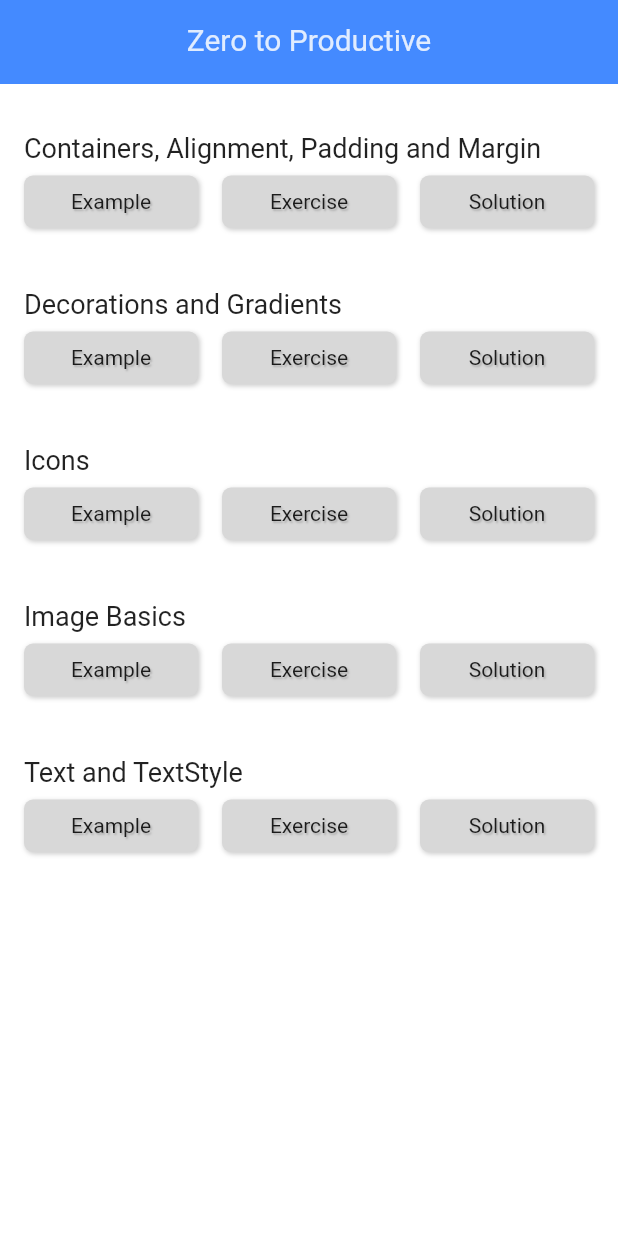
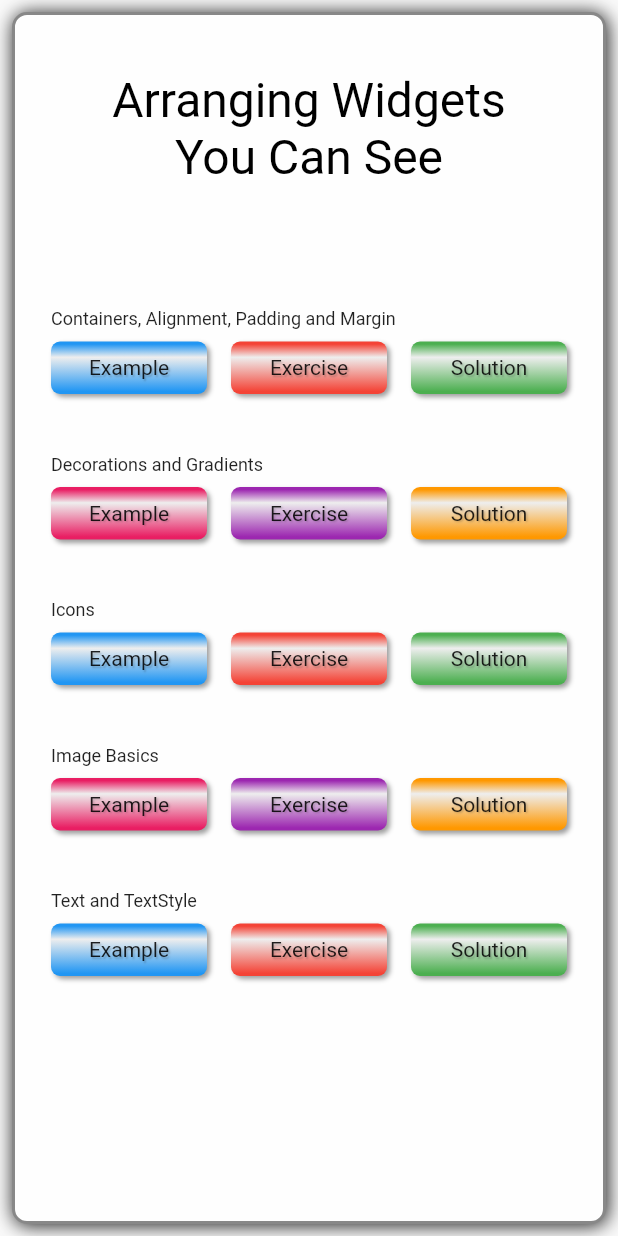
Before and after one commit to ScottS2017/Flutter_Z2P_01, a Flutter app: the screen it shows after launch, on a phone screen of 412 x 824 dp. Run offline on Flutter 3.47's test engine with Material 2 defaults, Android fonts, the light colour scheme and no system bars; Roboto replaces fonts that are missing (Sk-Modernist).

Commit message:
Colors added to buttons. Splash screen added. Welcome screen now has elevated platform.

```diff
--- a/lib/app_launch/welcome.dart
+++ b/lib/app_launch/welcome.dart
@@ -1,5 +1,8 @@
+import 'dart:async';
+
 import 'package:flutter/material.dart';
-import 'package:o1_widgets_you_can_see/infrastructure/app_textstyles.dart';
+import 'package:o1_widgets_you_can_see/infrastructure/app_colors.dart';
+import 'package:o1_widgets_you_can_see/infrastructure/app_images.dart';
 import 'package:o1_widgets_you_can_see/infrastructure/button_section.dart';
 
 import '../z2p_01/containers/example/containers.dart';
@@ -18,7 +21,7 @@ import '../z2p_01/icons/example/icon_examples.dart';
 import '../z2p_01/icons/exercise/icon_exercises.dart';
 import '../z2p_01/icons/solution/icon_solution.dart';
 
-class Welcome extends StatelessWidget {
+class Welcome extends StatefulWidget {
   const Welcome({
     Key? key,
     required this.title,
@@ -29,20 +32,86 @@ class Welcome extends StatelessWidget {
   static const Widget divider__________________________ = SizedBox(height: 40);
 
   @override
+  _WelcomeState createState() => _WelcomeState();
+}
+
+class _WelcomeState extends State<Welcome> {
+  bool _splashScreenIsOnstage = true;
+  bool _startFade = false;
+
+  @override
+  void initState() {
+    super.initState();
+    fadeTimer();
+    offstageTimer();
+  }
+
+  Future<Timer> fadeTimer() async {
+    return Timer(
+      const Duration(milliseconds: 1500),
+      () => setState(
+        () {
+          _startFade = true;
+        },
+      ),
+    );
+  }
+
+  Future<Timer> offstageTimer() async {
+    return Timer(
+      const Duration(seconds: 5),
+      () => setState(
+        () {
+          _splashScreenIsOnstage = false;
+        },
+      ),
+    );
+  }
+
+  @override
   Widget build(BuildContext context) {
-    return Scaffold(
-      appBar: AppBar(
-        title: Text(
-          title,
-          style: AppTextStyles.appBarTextStyle,
+    return Material(
+      child: SafeArea(
+        child: Stack(
+          children: <Widget>[
+            Center(
+              child: SizedBox.expand(
+                child: Container(
+                  padding: const EdgeInsets.symmetric(horizontal: 24),
+                  margin: const EdgeInsets.all(8),
+                  decoration: BoxDecoration(
+                    color: const Color(0xFFFEFEFE),
+                    border: Border.all(
+                      style: BorderStyle.solid,
+                      width: 2,
+                      color: const Color(0xFF888888),
+                    ),
+                    borderRadius: BorderRadius.circular(10),
+                    boxShadow: [
+                      BoxShadow(
+                        color: Colors.black87,
+                        blurRadius: 10,
+                        offset: Offset(1, 1),
+                      ),
+                    ],
+                  ),
+                  child: Column(
+                    children: [
+                      const Text(
+                        '\nArranging Widgets\nYou Can See',
+                        semanticsLabel: 'Arranging Widgets You Can See',
+                        textAlign: TextAlign.center,
+                        style: TextStyle(
+                          fontSize: 32,
+                          color: Colors.black,
                         ),
                       ),
-      body: Padding(
-        padding: const EdgeInsets.symmetric(vertical: 32.0, horizontal: 16),
-        child: Column(
-          children: [
+                      const Spacer(),
                       ButtonSection(
                         label: 'Containers, Alignment, Padding and Margin',
+                        color1: Colors.blue,
+                        color2: Colors.red,
+                        color3: Colors.green,
                         callback1: () => Navigator.push<Route>(
                           context,
                           MaterialPageRoute(
@@ -77,9 +146,12 @@ class Welcome extends StatelessWidget {
                           ),
                         ),
                       ),
-            divider__________________________,
+                      Welcome.divider__________________________,
                       ButtonSection(
                         label: 'Decorations and Gradients',
+                        color1: Colors.pink,
+                        color2: Colors.purple,
+                        color3: Colors.orange,
                         callback1: () => Navigator.push<Route>(
                           context,
                           MaterialPageRoute(
@@ -89,7 +161,8 @@ class Welcome extends StatelessWidget {
                         callback2: () => Navigator.push<Route>(
                           context,
                           MaterialPageRoute(
-                  builder: (context) => const BoxDecorationExercises(),
+                            builder: (context) =>
+                                const BoxDecorationExercises(),
                           ),
                         ),
                         callback3: () => Navigator.push<Route>(
@@ -99,9 +172,12 @@ class Welcome extends StatelessWidget {
                           ),
                         ),
                       ),
-            divider__________________________,
+                      Welcome.divider__________________________,
                       ButtonSection(
                         label: 'Icons',
+                        color1: Colors.blue,
+                        color2: Colors.red,
+                        color3: Colors.green,
                         callback1: () => Navigator.push<Route>(
                           context,
                           MaterialPageRoute(
@@ -121,9 +197,12 @@ class Welcome extends StatelessWidget {
                           ),
                         ),
                       ),
-            divider__________________________,
+                      Welcome.divider__________________________,
                       ButtonSection(
                         label: 'Image Basics',
+                        color1: Colors.pink,
+                        color2: Colors.purple,
+                        color3: Colors.orange,
                         callback1: () => Navigator.push<Route>(
                           context,
                           MaterialPageRoute(
@@ -143,9 +222,12 @@ class Welcome extends StatelessWidget {
                           ),
                         ),
                       ),
-            divider__________________________,
+                      Welcome.divider__________________________,
                       ButtonSection(
                         label: 'Text and TextStyle',
+                        color1: Colors.blue,
+                        color2: Colors.red,
+                        color3: Colors.green,
                         callback1: () => Navigator.push<Route>(
                           context,
                           MaterialPageRoute(
@@ -165,6 +247,54 @@ class Welcome extends StatelessWidget {
                           ),
                         ),
                       ),
+                      const Spacer(
+                        flex: 2,
+                      ),
+                    ],
+                  ),
+                ),
+              ),
+            ),
+            Positioned(
+              top: _splashScreenIsOnstage == true
+                  ? 0
+                  : MediaQuery.of(context).size.height,
+              child: AnimatedOpacity(
+                opacity: _startFade == true ? 0 : 1.0,
+                curve: Curves.easeInToLinear,
+                duration: const Duration(milliseconds: 2000),
+                child: Container(
+                  height: MediaQuery.of(context).size.height,
+                  width: MediaQuery.of(context).size.width,
+                  color: AppColors.blackTextColor,
+                  child: Column(
+                    children: <Widget>[
+                      const Spacer(
+                        flex: 35,
+                      ),
+                      const Text(
+                        'Z2P',
+                        style: TextStyle(
+                          color: Color(0xDDFFFFFF),
+                          fontSize: 140,
+                          fontStyle: FontStyle.italic,
+                        ),
+                      ),
+                      const Spacer(
+                        flex: 1,
+                      ),
+                      Image.asset(
+                        AppImages.flutterLogo,
+                        semanticLabel: 'Flutter, zero to productive',
+                      ),
+                      const Spacer(
+                        flex: 64,
+                      ),
+                    ],
+                  ),
+                ),
+              ),
+            ),
           ],
         ),
       ),
--- a/lib/infrastructure/app_vectors.dart
+++ b/lib/infrastructure/app_vectors.dart
@@ -1,3 +1,3 @@
 class AppVectors {
-  final String mySVG = 'PathToYourSVG/YourImage.svg';
+  // final String sampleSvgString = 'assets/vectors/yourSvg.svg';
 }
--- a/lib/infrastructure/button_section.dart
+++ b/lib/infrastructure/button_section.dart
@@ -7,10 +7,16 @@ class ButtonSection extends StatelessWidget {
     required this.callback1,
     required this.callback2,
     required this.callback3,
+    required this.color1,
+    required this.color2,
+    required this.color3,
     required this.label,
   }) : super(key: key);
 
   final String label;
+  final Color color1;
+  final Color color2;
+  final Color color3;
   final VoidCallback callback1;
   final VoidCallback callback2;
   final VoidCallback callback3;
@@ -24,7 +30,7 @@ class ButtonSection extends StatelessWidget {
         Text(
           label,
           style: const TextStyle(
-            fontSize: 18,
+            fontSize: 12 ,
           ),
         ),
         const SizedBox(
@@ -36,7 +42,7 @@ class ButtonSection extends StatelessWidget {
               child: CustomButton(
                 callback: callback1,
                 text: 'Example',
-                color: const Color(0xFFd8d8d8),
+                color: color1,
               ),
             ),
             const SizedBox(
@@ -46,7 +52,7 @@ class ButtonSection extends StatelessWidget {
               child: CustomButton(
                 callback: callback2,
                 text: 'Exercise',
-                color: const Color(0xFFd8d8d8),
+                color: color2,
               ),
             ),
             const SizedBox(
@@ -56,7 +62,7 @@ class ButtonSection extends StatelessWidget {
               child: CustomButton(
                 callback: callback3,
                 text: 'Solution',
-                color: const Color(0xFFd8d8d8),
+                color: color3,
               ),
             ),
           ],
--- a/lib/infrastructure/custom_button.dart
+++ b/lib/infrastructure/custom_button.dart
@@ -24,27 +24,40 @@ class CustomButton extends StatelessWidget {
         alignment: Alignment.center,
         padding: const EdgeInsets.all(8),
         decoration: BoxDecoration(
-          color: color,
+          gradient: LinearGradient(
+            colors: [
+              color,
+              const Color(0xFFEEEEEE),
+              color,
+            ],
+            begin: Alignment.topCenter,
+            end: Alignment.bottomCenter,
+            stops: [
+              0.05,
+              0.3,
+              .95,
+            ],
+          ),
           borderRadius: BorderRadius.circular(6),
           boxShadow: [
             const BoxShadow(
-              color: AppColors.dropShadowColor,
+              color: Colors.black38,
               blurRadius: 2,
-              offset: Offset(1,1),
+              offset: Offset(2,2),
             ),
           ],
         ),
         child: FittedBox(
-          child: Text(text,
-          style: const TextStyle(
-            shadows: [
+          child: Text(
+            text,
+            style: const TextStyle(shadows: [
               Shadow(
                 color: AppColors.dropShadowColor,
                 blurRadius: 1,
-                offset: Offset(1,1),
+                offset: Offset(1, 1),
               ),
-            ]
-          ),),
+            ]),
+          ),
         ),
       ),
     );
```
Also changed, not shown: lib/infrastructure/constants.dart (deleted, +0 -312 lines). Lines whose indentation alone changed are shown as unchanged.
